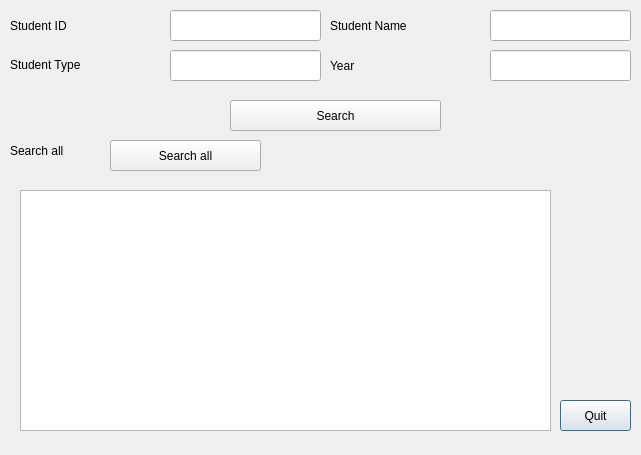
Above: selectstudent.ui from awmleer/grade-management before the change. Below: the same form after it.
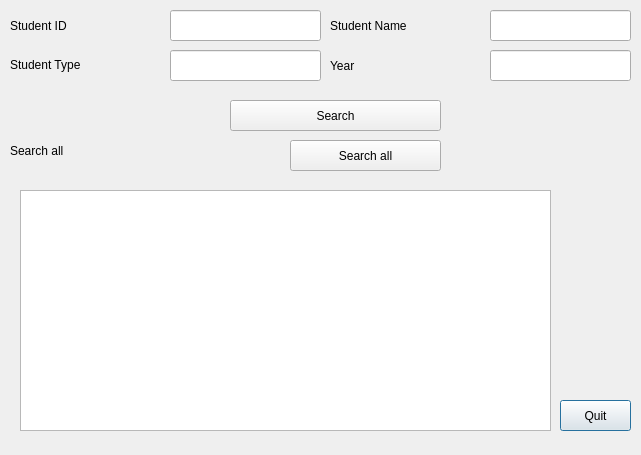
That is the form after the change.

Patch:
```diff
--- a/selectstudent.ui
+++ b/selectstudent.ui
@@ -146,7 +146,7 @@
     <rect>
      <x>10</x>
      <y>135</y>
-     <width>101</width>
+     <width>241</width>
      <height>31</height>
     </rect>
    </property>
@@ -157,7 +157,7 @@
   <widget class="QPushButton" name="pushButton_3">
    <property name="geometry">
     <rect>
-     <x>110</x>
+     <x>290</x>
      <y>140</y>
      <width>151</width>
      <height>31</height>
```
